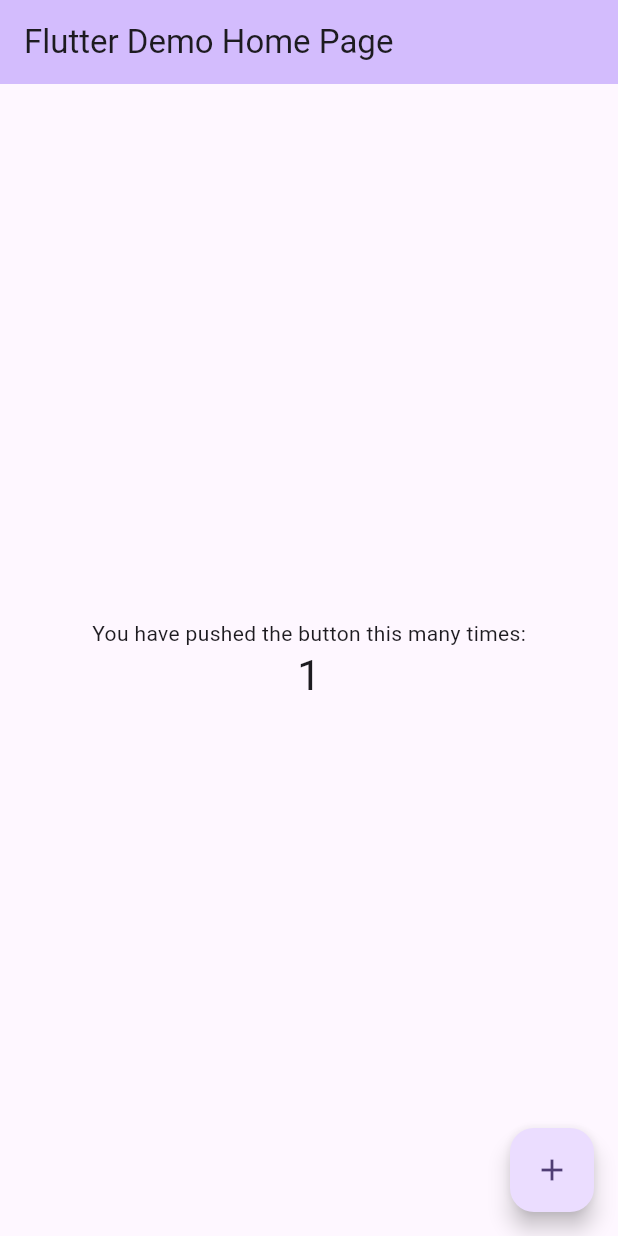
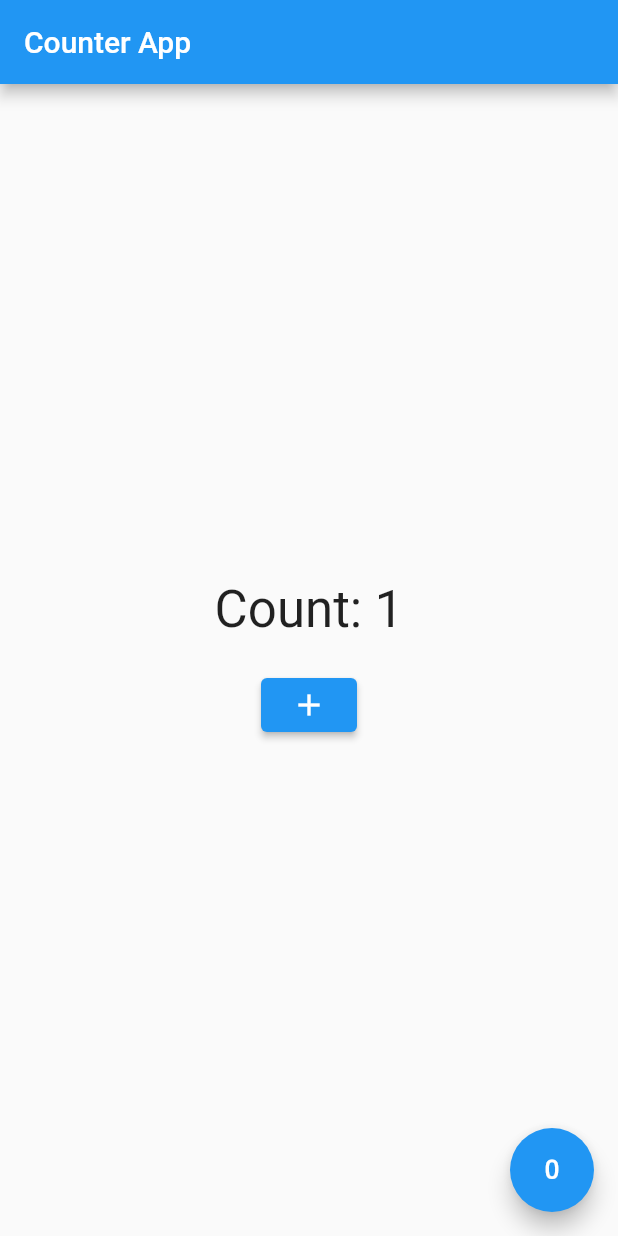
Before and after one commit to taimatu7/flutter_study, a Flutter app: the screen it shows after launch, after a tap on the "add" icon, on a phone screen of 412 x 824 dp. Run offline on Flutter 3.47's test engine with Material 2 defaults, Android fonts, the phone set to English and light mode, and no system bars; our stand-ins replace flutter_riverpod, freezed_annotation.

Commit message:
カウントのインクリメントとリセットをできるようにする

```diff
--- a/lib/main.dart
+++ b/lib/main.dart
@@ -1,125 +1,22 @@
 import 'package:flutter/material.dart';
+import 'package:flutter_riverpod/flutter_riverpod.dart';
+import 'package:flutter_study/views/home_page.dart';
 
 void main() {
-  runApp(const MyApp());
+  runApp(const ProviderScope(child: MyApp()));
 }
 
 class MyApp extends StatelessWidget {
-  const MyApp({super.key});
-
-  // This widget is the root of your application.
+  const MyApp({Key? key}) : super(key: key);
   @override
   Widget build(BuildContext context) {
     return MaterialApp(
-      title: 'Flutter Demo',
+      debugShowCheckedModeBanner: false,
+      title: 'Counter app',
       theme: ThemeData(
-        // This is the theme of your application.
-        //
-        // TRY THIS: Try running your application with "flutter run". You'll see
-        // the application has a blue toolbar. Then, without quitting the app,
-        // try changing the seedColor in the colorScheme below to Colors.green
-        // and then invoke "hot reload" (save your changes or press the "hot
-        // reload" button in a Flutter-supported IDE, or press "r" if you used
-        // the command line to start the app).
-        //
-        // Notice that the counter didn't reset back to zero; the application
-        // state is not lost during the reload. To reset the state, use hot
-        // restart instead.
-        //
-        // This works for code too, not just values: Most code changes can be
-        // tested with just a hot reload.
-        colorScheme: ColorScheme.fromSeed(seedColor: Colors.deepPurple),
-        useMaterial3: true,
+        primarySwatch: Colors.blue,
       ),
-      home: const MyHomePage(title: 'Flutter Demo Home Page'),
+      home: const HomePage(),
     );
   }
 }
-
-class MyHomePage extends StatefulWidget {
-  const MyHomePage({super.key, required this.title});
-
-  // This widget is the home page of your application. It is stateful, meaning
-  // that it has a State object (defined below) that contains fields that affect
-  // how it looks.
-
-  // This class is the configuration for the state. It holds the values (in this
-  // case the title) provided by the parent (in this case the App widget) and
-  // used by the build method of the State. Fields in a Widget subclass are
-  // always marked "final".
-
-  final String title;
-
-  @override
-  State<MyHomePage> createState() => _MyHomePageState();
-}
-
-class _MyHomePageState extends State<MyHomePage> {
-  int _counter = 0;
-
-  void _incrementCounter() {
-    setState(() {
-      // This call to setState tells the Flutter framework that something has
-      // changed in this State, which causes it to rerun the build method below
-      // so that the display can reflect the updated values. If we changed
-      // _counter without calling setState(), then the build method would not be
-      // called again, and so nothing would appear to happen.
-      _counter++;
-    });
-  }
-
-  @override
-  Widget build(BuildContext context) {
-    // This method is rerun every time setState is called, for instance as done
-    // by the _incrementCounter method above.
-    //
-    // The Flutter framework has been optimized to make rerunning build methods
-    // fast, so that you can just rebuild anything that needs updating rather
-    // than having to individually change instances of widgets.
-    return Scaffold(
-      appBar: AppBar(
-        // TRY THIS: Try changing the color here to a specific color (to
-        // Colors.amber, perhaps?) and trigger a hot reload to see the AppBar
-        // change color while the other colors stay the same.
-        backgroundColor: Theme.of(context).colorScheme.inversePrimary,
-        // Here we take the value from the MyHomePage object that was created by
-        // the App.build method, and use it to set our appbar title.
-        title: Text(widget.title),
-      ),
-      body: Center(
-        // Center is a layout widget. It takes a single child and positions it
-        // in the middle of the parent.
-        child: Column(
-          // Column is also a layout widget. It takes a list of children and
-          // arranges them vertically. By default, it sizes itself to fit its
-          // children horizontally, and tries to be as tall as its parent.
-          //
-          // Column has various properties to control how it sizes itself and
-          // how it positions its children. Here we use mainAxisAlignment to
-          // center the children vertically; the main axis here is the vertical
-          // axis because Columns are vertical (the cross axis would be
-          // horizontal).
-          //
-          // TRY THIS: Invoke "debug painting" (choose the "Toggle Debug Paint"
-          // action in the IDE, or press "p" in the console), to see the
-          // wireframe for each widget.
-          mainAxisAlignment: MainAxisAlignment.center,
-          children: <Widget>[
-            const Text(
-              'You have pushed the button this many times:',
-            ),
-            Text(
-              '$_counter',
-              style: Theme.of(context).textTheme.headlineMedium,
-            ),
-          ],
-        ),
-      ),
-      floatingActionButton: FloatingActionButton(
-        onPressed: _incrementCounter,
-        tooltip: 'Increment',
-        child: const Icon(Icons.add),
-      ), // This trailing comma makes auto-formatting nicer for build methods.
-    );
-  }
-}
--- /dev/null
+++ b/lib/model/home_page_state.dart
@@ -0,0 +1,9 @@
+import 'package:flutter/foundation.dart';
+import 'package:freezed_annotation/freezed_annotation.dart';
+
+part 'home_page_state.freezed.dart';
+
+@freezed
+abstract class HomePageState with _$HomePageState {
+  const factory HomePageState({@Default(0) int count}) = _HomePageState;
+}
--- /dev/null
+++ b/lib/view_models/home_page_notifier.dart
@@ -0,0 +1,23 @@
+import 'package:flutter_riverpod/flutter_riverpod.dart';
+import 'package:flutter_study/model/home_page_state.dart';
+
+// 状態の保持、状態の変更を行う
+class HomePageNotifier extends StateNotifier<HomePageState> {
+  HomePageNotifier() : super(const HomePageState());
+
+  // カウントを増やす
+  void increment() async {
+    state = state.copyWith(count: state.count + 1);
+  }
+
+  // カウントをリセットする
+  void reset() async {
+    state = state.copyWith(count: 0);
+  }
+}
+
+// autoDispose()を使うと、Providerが不要になったときに自動的に破棄される
+final homePageProvider =
+    StateNotifierProvider.autoDispose<HomePageNotifier, HomePageState>(
+  (ref) => HomePageNotifier(),
+);
--- /dev/null
+++ b/lib/views/home_page.dart
@@ -0,0 +1,38 @@
+import 'package:flutter/material.dart';
+import 'package:flutter_riverpod/flutter_riverpod.dart';
+
+import '../view_models/home_page_notifier.dart';
+
+class HomePage extends ConsumerWidget {
+  const HomePage({Key? key}) : super(key: key);
+
+  @override
+  Widget build(BuildContext context, WidgetRef ref) {
+    // model(状態)
+    final homePageState = ref.watch(homePageProvider);
+    // viewmodel(状態の操作)
+    final homePageNotifier = ref.watch(homePageProvider.notifier);
+
+    return Scaffold(
+      appBar: AppBar(title: const Text('Counter App')),
+      floatingActionButton: FloatingActionButton(
+        onPressed: homePageNotifier.reset,
+        child: const Icon(Icons.exposure_zero),
+      ),
+      body: Center(
+        child: Column(
+          mainAxisAlignment: MainAxisAlignment.center,
+          children: [
+            Text('Count: ${homePageState.count}',
+                style: const TextStyle(fontSize: 34)),
+            const Padding(padding: EdgeInsets.all(10.0)),
+            ElevatedButton(
+              onPressed: homePageNotifier.increment,
+              child: const Icon(Icons.add),
+            ),
+          ],
+        ),
+      ),
+    );
+  }
+}
```
Also changed, not shown: pubspec.yaml (+4 -4 lines), lib/model/home_page_state.freezed.dart (added), pubspec.lock.
